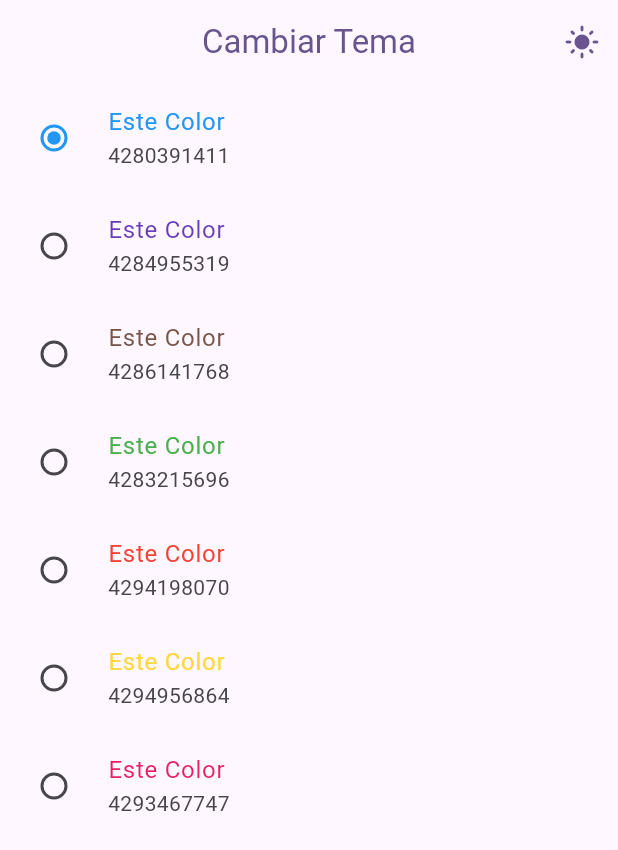
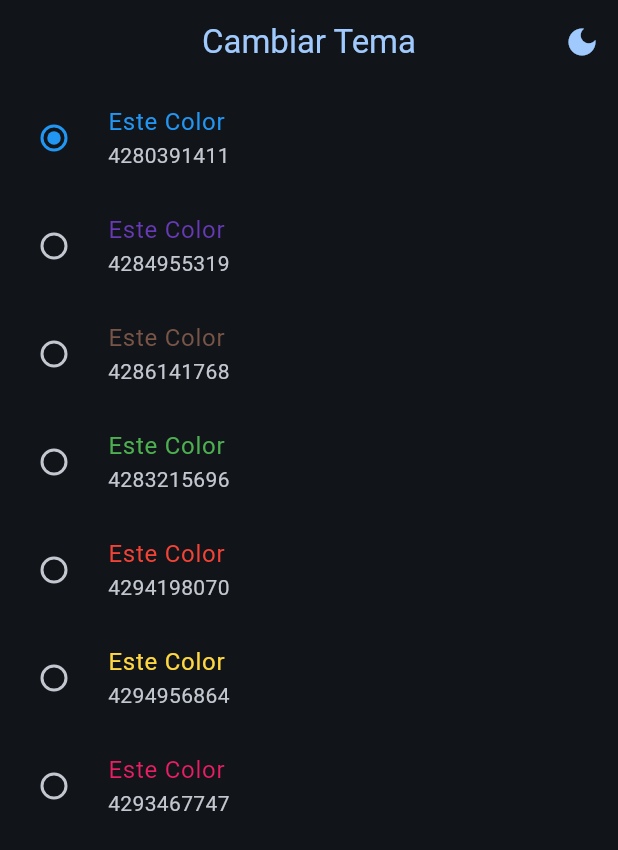
Before and after one commit to Geinersb/widgets_app, a Flutter app: the ThemeChangerScreen screen opened by its route, after a tap on the "light mode" icon, on a phone screen of 412 x 824 dp. Shown: the top 850 px of the screen. Run offline on Flutter 3.47's test engine with Material 2 defaults, Android fonts, the phone set to English and light mode, and no system bars; our stand-ins replace animate_do, flutter_riverpod, go_router.

Commit message:
se aplica el uso de Riverpod para cambiar temas

```diff
--- a/lib/config/theme/app_theme.dart
+++ b/lib/config/theme/app_theme.dart
@@ -12,13 +12,18 @@ const colorList = <Color>[
 
 class AppTheme {
   final int selectedColor;
+  final bool isDarkmode;
 
-  AppTheme({this.selectedColor = 0})
-      : assert(selectedColor >= 0, 'Selected color must be greater than 0'),
+  AppTheme({
+    this.selectedColor = 0,
+    this.isDarkmode = false
+
+    }) : assert(selectedColor >= 0, 'Selected color must be greater than 0'),
       assert(selectedColor< colorList.length,'Selected color must be less or equal than ${colorList.length-1}');
 
   ThemeData getTheme() => ThemeData(
     useMaterial3: true,
+    brightness: isDarkmode ? Brightness.dark : Brightness.light,
     colorSchemeSeed: colorList[selectedColor],
     appBarTheme: const AppBarTheme(
       centerTitle: true
--- a/lib/main.dart
+++ b/lib/main.dart
@@ -2,35 +2,32 @@ import 'package:flutter/material.dart';
 import 'package:flutter_riverpod/flutter_riverpod.dart';
 import 'package:widgets_app/config/router/app_router.dart';
 import 'package:widgets_app/config/theme/app_theme.dart';
-
+import 'package:widgets_app/presentation/providers/theme_provider.dart';
 
 void main() {
-  runApp(
-   const ProviderScope(
-    child: MainApp()
-    )
-
-    );
-
+  runApp(const ProviderScope(child: MainApp()));
 }
 
-class MainApp extends StatelessWidget {
+class MainApp extends ConsumerWidget {
   const MainApp({super.key});
 
   @override
-  Widget build(BuildContext context) {
+  Widget build(BuildContext context, WidgetRef ref) {
+    final bool isDark = ref.watch(isDarkModeProvider);
+    final int colorSelected = ref.watch(selectedColorProvider);
+
     return MaterialApp.router(
       title: 'Flutter Widgets',
       routerConfig: appRouter,
       debugShowCheckedModeBanner: false,
-    theme: AppTheme(selectedColor:1).getTheme(),
-     /*  home: const  HomeScreen(),
+      theme: AppTheme(
+        selectedColor: colorSelected,
+        isDarkmode: isDark).getTheme(),
+      /*  home: const  HomeScreen(),
       routes: {
         '/buttons': (context) => const ButtonsScreen(),
         '/cards': (context) => const CardsScreen(),
       }, */
-
-
     );
   }
 }
--- a/lib/presentation/providers/theme_provider.dart
+++ b/lib/presentation/providers/theme_provider.dart
@@ -1,10 +1,13 @@
-//estado para manejar  un buleano isDarkModeProvider
 
 import 'package:flutter_riverpod/flutter_riverpod.dart';
 import 'package:widgets_app/config/theme/app_theme.dart';
 
+final colorListProvider = Provider((ref) => colorList);
+
+//un simple boolean
 final isDarkModeProvider = StateProvider<bool>((ref) => false);
 
+//un simple entero
+final selectedColorProvider = StateProvider<int>((ref) => 0);
+
 //Listado de colores inmutable
-
-final colorListProvider = Provider((ref) => colorList);
--- a/lib/presentation/screens/theme_changer/theme_changer.dart
+++ b/lib/presentation/screens/theme_changer/theme_changer.dart
@@ -9,8 +9,7 @@ class ThemeChangerScreen extends ConsumerWidget {
 
   @override
   Widget build(BuildContext context, ref) {
-    final isDarkmode = ref.watch(isDarkModeProvider);
-
+    final bool isDarkmode = ref.watch(isDarkModeProvider);
     final colors = Theme.of(context).colorScheme;
 
     return Scaffold(
@@ -19,7 +18,9 @@ class ThemeChangerScreen extends ConsumerWidget {
         foregroundColor: colors.primary,
         actions: [
           IconButton(
-            onPressed: () {},
+            onPressed: () {
+              ref.read(isDarkModeProvider.notifier).update((state) => !state);
+            },
             icon: Icon(isDarkmode ? Icons.dark_mode : Icons.light_mode),
           )
         ],
@@ -35,6 +36,7 @@ class _ThemeChangerView extends ConsumerWidget {
   @override
   Widget build(BuildContext context, ref) {
     final List<Color> colors = ref.watch(colorListProvider);
+    final int selectedcolor = ref.watch(selectedColorProvider);
 
     return ListView.builder(
       itemCount: colors.length,
@@ -42,15 +44,14 @@ class _ThemeChangerView extends ConsumerWidget {
         final Color color = colors[index];
 
         return RadioListTile(
-          title: Text('Este Color',style: TextStyle(color: color)),
-          subtitle: Text('${color.value}'),
-          activeColor: color,
+            title: Text('Este Color', style: TextStyle(color: color)),
+            subtitle: Text('${color.value}'),
+            activeColor: color,
             value: index,
-             groupValue: 0,
-             onChanged: (value) {
-               // todo: notificar el cambio
-             }
-             );
+            groupValue: selectedcolor,
+            onChanged: (value) {
+              ref.read(selectedColorProvider.notifier).update((state) => index);
+            });
       },
     );
   }
```
